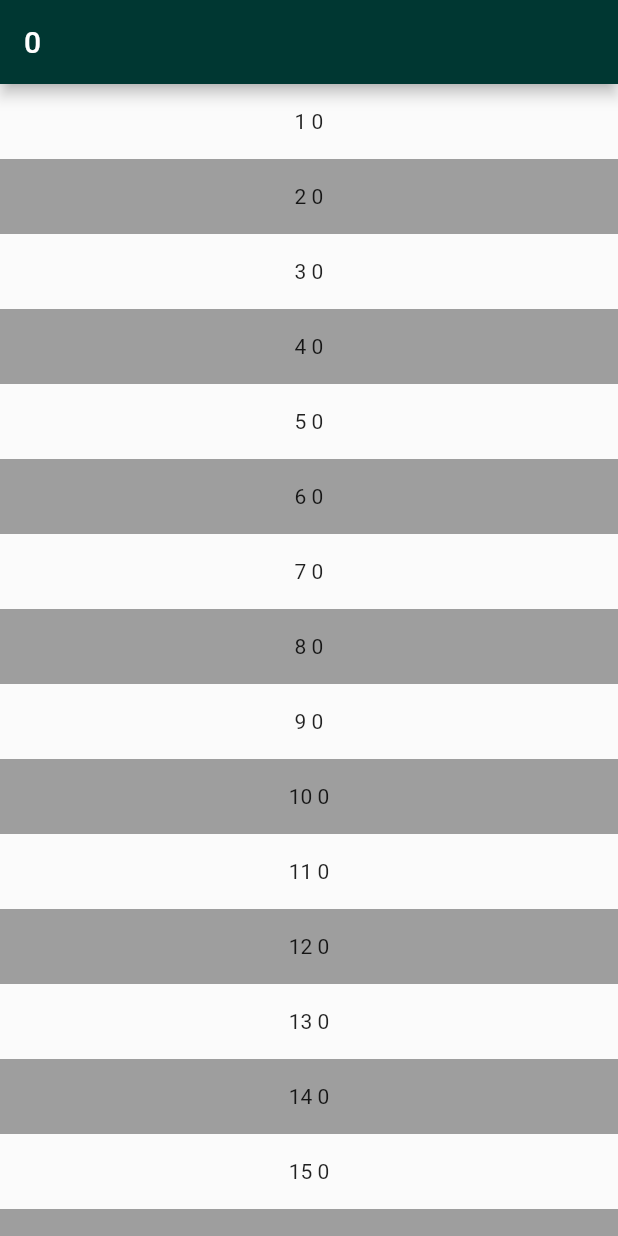
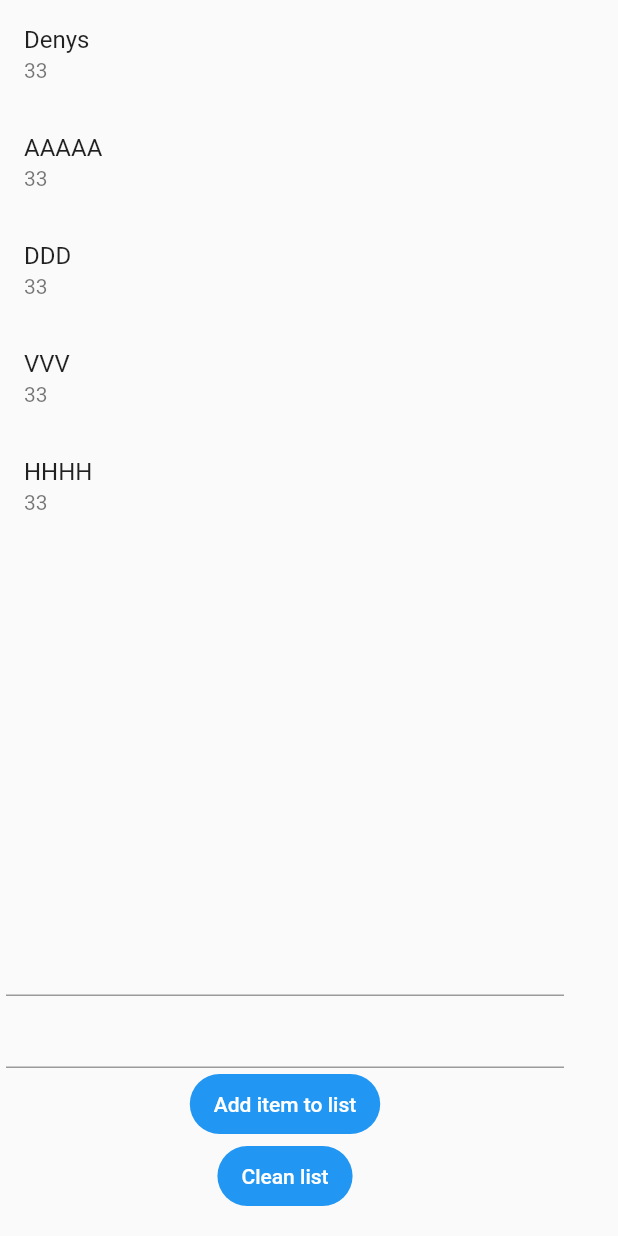
Before and after one commit to DenysMaksymov/flutter_cours, a Flutter app: the screen it shows after launch, on a phone screen of 412 x 824 dp. Run offline on Flutter 3.47's test engine with Material 2 defaults, Android fonts, the phone set to English and light mode, and no system bars; our stand-ins replace bloc, equatable, flutter_bloc; missing offline and left inert: help_ukraine_widget.

Commit message:
Find last class in main.dart file

```diff
--- /dev/null
+++ b/lib/components/loading/loading_cubit.dart
@@ -0,0 +1,37 @@
+import 'package:bloc/bloc.dart';
+import 'package:equatable/equatable.dart';
+
+part 'loading_state.dart';
+
+class LoadingCubit extends Cubit<LoadingState> {
+  LoadingCubit() : super(LoadingState.initial());
+
+  addItemList() {
+    emit(LoadingState(list: [
+      ...state.list,
+      {'name': state.name, 'age': state.age}
+    ], name: state.name, age: state.age));
+  }
+
+  addName(String newName) {
+    emit(LoadingState(list: state.list, name: newName, age: state.age));
+  }
+
+  addAge(int newAge) {
+    emit(LoadingState(list: state.list, name: state.name, age: newAge));
+  }
+
+  cleanList(){
+    emit(LoadingState(list: [], name: state.name, age: state.age));
+  }
+}
+
+class DataList {
+  static List<Map> listMap = [
+    {'name': 'Denys', 'age': 33},
+    {'name': 'AAAAA', 'age': 33},
+    {'name': 'DDD', 'age': 33},
+    {'name': 'VVV', 'age': 33},
+    {'name': 'HHHH', 'age': 33},
+  ];
+}
--- /dev/null
+++ b/lib/components/loading/loading_state.dart
@@ -0,0 +1,21 @@
+part of 'loading_cubit.dart';
+
+class LoadingState extends Equatable {
+  final List<Map> list;
+
+  final String name;
+  final int age;
+
+
+
+  const LoadingState(
+      {required this.list, required this.name, required this.age});
+
+  LoadingState.initial()
+      : list = DataList.listMap,
+        name = '',
+        age = 0;
+
+  @override
+  List<Object> get props => [list, name, age];
+}
--- /dev/null
+++ b/lib/cubit/app_cubit.dart
@@ -0,0 +1,40 @@
+import 'dart:async';
+
+import 'package:bloc/bloc.dart';
+import 'package:equatable/equatable.dart';
+import 'package:flutter/material.dart';
+
+part 'app_state.dart';
+
+class AppCubit extends Cubit<AppState> {
+  AppCubit() : super(AppState.initial());
+
+  List<Element> list = [];
+
+  changeColor() {
+    emit(AppState(
+        colorStatus: state.colorStatus == ColorStatus.grey
+            ? ColorStatus.red
+            : ColorStatus.grey,
+        list: state.list));
+  }
+
+  addElement() async {
+    List<Element> list = [];
+    await Timer.periodic(Duration(seconds: 20), (timer) {
+      list.add(Element(title: 'Title', subTitle: 'SubTitle'));
+      emit(AppState(list: [...state.list, ...list]));
+    });
+
+
+  }
+
+  deleteElement() {
+    list = [];
+    list.addAll(state.list);
+
+    list.remove(state.list.last);
+
+    emit(AppState(list: list));
+  }
+}
--- a/lib/main.dart
+++ b/lib/main.dart
@@ -1,24 +1,39 @@
+import 'dart:convert';
+
 import 'package:app/animation_test.dart';
+import 'package:app/models/user_dto.dart';
+import 'package:app/screens/app_screen.dart';
+import 'package:app/screens/future_screen.dart';
 import 'package:app/screens/home_screen.dart';
+import 'package:app/screens/loading_screen.dart';
 import 'package:flutter/material.dart';
+import 'package:flutter_bloc/flutter_bloc.dart';
 
+import 'components/loading/loading_cubit.dart';
 import 'screens/list_screen.dart';
 
 void main() {
-  runApp(const MyApp());
+  runApp( MaterialApp(
+    home:BlocProvider<LoadingCubit>(
+      create: (context) => LoadingCubit(),
+      child: LoadingScreen(),
+    ),
+  ));
 }
-
-class MyApp extends StatelessWidget {
-  const MyApp({super.key});
-
-
-  @override
-  Widget build(BuildContext context) {
-    return MaterialApp(
-      debugShowCheckedModeBanner: false,
-      home: AnimationTest(),
-      // home: HomeScreen(),
-      // home: TypeData(),
-    );
-  }
-}
+//
+// class MyApp extends StatelessWidget {
+//   const MyApp({super.key});
+//
+//   @override
+//   Widget build(BuildContext context) {
+//     return MaterialApp(
+//       debugShowCheckedModeBanner: false,
+//       home: LoadingScreen(),
+//       // home: AppScreen(),
+//       // home: FutureScreen(),
+//       // home: AnimationTest(),
+//       // home: HomeScreen(),
+//       // home: TypeData(),
+//     );
+//   }
+// }
--- /dev/null
+++ b/lib/screens/loading_screen.dart
@@ -0,0 +1,54 @@
+import 'package:flutter/material.dart';
+import 'package:flutter_bloc/flutter_bloc.dart';
+
+import '../components/loading/loading_cubit.dart';
+
+class LoadingScreen extends StatelessWidget {
+  const LoadingScreen({Key? key}) : super(key: key);
+
+  @override
+  Widget build(BuildContext context) {
+    return BlocBuilder<LoadingCubit, LoadingState>(
+      builder: (context, state) {
+        return Scaffold(
+            floatingActionButton: Padding(
+              padding: const EdgeInsets.symmetric(horizontal: 20),
+              child: Column(
+                mainAxisAlignment: MainAxisAlignment.end,
+                crossAxisAlignment: CrossAxisAlignment.center,
+                children: [
+                  TextField(
+                    onChanged: (value) {
+                      context.read<LoadingCubit>().addName(value ?? '');
+                    },
+                  ),
+                  TextField(
+                    onChanged: (value) {
+                      context
+                          .read<LoadingCubit>()
+                          .addAge(int.parse(value ?? '0'));
+                    },
+                  ),
+                  FilledButton(
+                    onPressed: () => context.read<LoadingCubit>().addItemList(),
+                    child: Text('Add item to list'),
+                  ),
+                  FilledButton(
+                    onPressed: () => context.read<LoadingCubit>().cleanList(),
+                    child: Text('Clean list'),
+                  ),
+                ],
+              ),
+            ),
+            body: ListView.builder(
+                itemCount: state.list.length,
+                itemBuilder: (_, index) {
+                  return ListTile(
+                    title: Text(state.list[index]['name']),
+                    subtitle: Text(state.list[index]['age'].toString()),
+                  );
+                }));
+      },
+    );
+  }
+}
--- a/pubspec.yaml
+++ b/pubspec.yaml
@@ -36,6 +36,8 @@ dependencies:
   # Use with the CupertinoIcons class for iOS style icons.
   cupertino_icons: ^1.0.2
   help_ukraine_widget: ^0.0.2
+  flutter_bloc: ^8.1.3
+  equatable: ^2.0.5
 
 dev_dependencies:
   flutter_test:
```
Also changed, not shown: lib/animation_test.dart (+17 -0 lines), lib/components/widget/balance_card.dart (added, +15 -0 lines), lib/components/widget/transaction_list_item.dart (added, +20 -0 lines), lib/controller/loader_controller.dart (added, +13 -0 lines), lib/cubit/app_state.dart (added, +27 -0 lines), lib/cubit/balance/balance_cubit.dart (added, +16 -0 lines), lib/cubit/balance/balance_state.dart (added, +12 -0 lines), lib/cubit/transaction/transaction_cubit.dart (added, +16 -0 lines), lib/cubit/transaction/transaction_state.dart (added, +30 -0 lines), lib/models/user_dto.dart (added, +20 -0 lines), lib/screens/app_screen.dart (added, +72 -0 lines), lib/screens/future_screen.dart (added, +132 -0 lines), lib/screens/user_info_screen.dart (added, +21 -0 lines), pubspec.lock.
